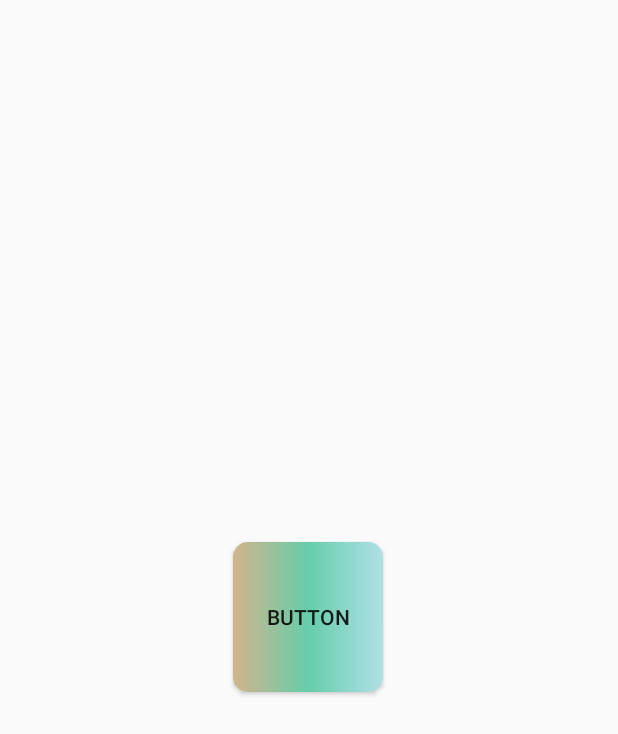
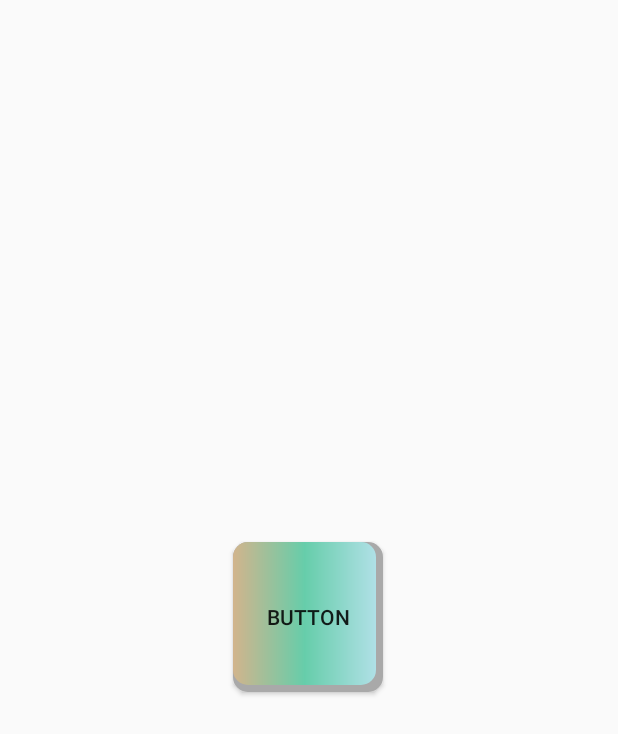
Before and after one commit to yuqiaodan/TomatoDemo, an Android app: the DrawableStudyActivity screen opened directly, with no data from a screen before it, on a phone screen of 412 x 824 dp. Shown: the top 734 px of the screen. Run offline under Robolectric (Android 15) with nearby library versions, the light colour scheme and no system bars.

Commit message:
学习layer list

```diff
--- /dev/null
+++ b/app/src/main/res/drawable/my_layer_list_2.xml
@@ -0,0 +1,25 @@
+<?xml version="1.0" encoding="utf-8"?>
+<layer-list xmlns:android="http://schemas.android.com/apk/res/android">
+    <item android:drawable="@drawable/my_shape_2" />
+    <item
+        android:bottom="5dp"
+        android:drawable="@drawable/my_shape_1"
+        android:right="5dp" />
+</layer-list>
+
+
+    <!--
+    <item>
+    <bitmap android:src="@drawable/strawberry1"  android:gravity="center"/>
+    </item>
+    <item
+    android:left="30dp"
+    android:top="30dp">
+    <bitmap android:src="@drawable/strawberry2"  android:gravity="center"/>
+
+    </item>
+    <item
+    android:left="60dp"
+    android:top="60dp">
+    <bitmap android:src="@drawable/strawberry3"  android:gravity="center"/>
+    </item>-->
--- a/app/src/main/res/drawable/my_shape_2.xml
+++ b/app/src/main/res/drawable/my_shape_2.xml
@@ -1,6 +1,6 @@
 <?xml version="1.0" encoding="utf-8"?>
 <shape xmlns:android="http://schemas.android.com/apk/res/android"
-    android:shape="oval">
+    android:shape="rectangle">
     <corners android:radius="10dp" />
-    <solid android:color="#b0e0e6" />
+    <solid android:color="@color/darkgrey" />
 </shape>
--- a/app/src/main/res/layout/activity_drawable_study.xml
+++ b/app/src/main/res/layout/activity_drawable_study.xml
@@ -10,13 +10,12 @@
     <Button
         android:layout_width="100dp"
         android:layout_height="100dp"
-        android:background="@drawable/my_selector_1"
+        android:background="@drawable/my_layer_list_2"
         android:text="button"
         app:layout_constraintBottom_toBottomOf="parent"
         app:layout_constraintHorizontal_bias="0.497"
         app:layout_constraintLeft_toLeftOf="parent"
         app:layout_constraintRight_toRightOf="parent"
-
         app:layout_constraintTop_toTopOf="parent"
         app:layout_constraintVertical_bias="0.499" />
 
```
Also changed, not shown: app/src/main/res/drawable/my_layer_list_1.xml (added, +12 -0 lines), app/src/main/res/drawable/strawberry1.png (added), app/src/main/res/drawable/strawberry2.png (added), app/src/main/res/drawable/strawberry3.png (added), 1 other file.
